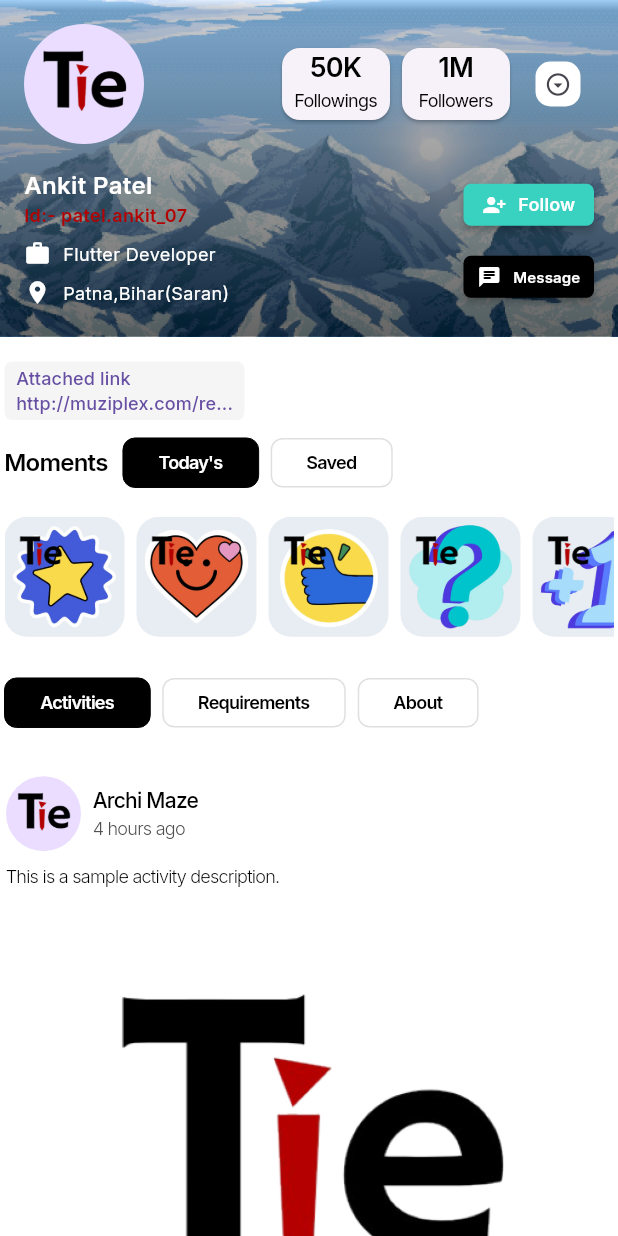
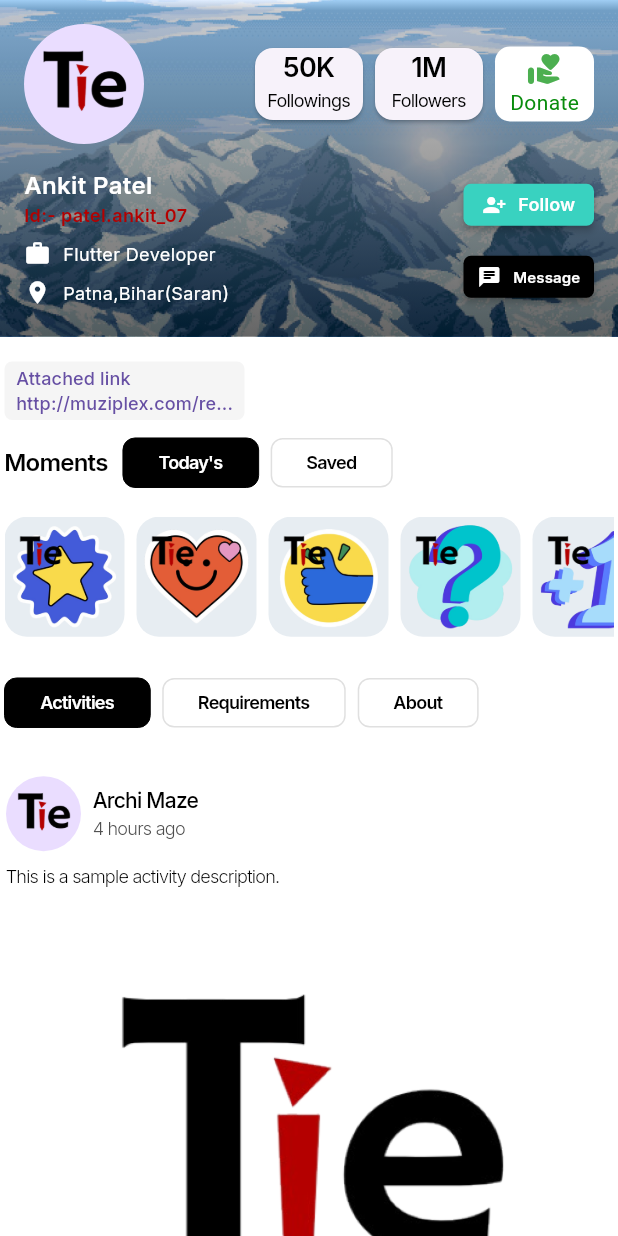
Before and after one commit to hawkaii/TrustLink, a Flutter app: the UserProfilePage screen opened directly with empty values, on a phone screen of 412 x 824 dp. Run offline on Flutter 3.47's test engine with Material 3 defaults, Android fonts, the light colour scheme and no system bars; our stand-ins replace cached_network_image, dio, flutter_screenutil, flutter_svg, fluttertoast, geocoding and 6 more; missing offline and left inert: flutter_floating_bottom_bar; accounts and stored records are empty; project files that could hold a hidden picture were left out.

Commit message:
add donation icon

```diff
--- a/lib/view/profile/user_profile/user_profile_page.dart
+++ b/lib/view/profile/user_profile/user_profile_page.dart
@@ -7,8 +7,10 @@ import 'package:tienext/res/extensions/media_query_extensions.dart';
 import 'package:tienext/res/extensions/widget_extensions.dart';
 import 'package:tienext/res/widgets/requirment_card.dart';
 import 'package:tienext/view/chat_screen/chat_list_page.dart';
+import 'package:tienext/view/profile/donation/dontation_page/don_binding.dart';
+import 'package:tienext/view/profile/donation/dontation_page/donation_page.dart';
 import 'package:tienext/view/profile/user_profile/widgets/moments_item.dart';
-import 'package:tienext/view/requirement/requirement_screen.dart';
+
 import '../../../models/home/user_model.dart';
 import '../../../res/assets/image_assets.dart';
 import '../../../res/constants/custom_dialog.dart';
@@ -16,7 +18,6 @@ import '../../../res/constants/string.dart';
 import '../../../res/helpers/dialog_helper.dart';
 import '../../home_page/widgets/icon_widgets.dart';
 import '../../requirement/requirement_owner_details.dart';
-import '../../sharing/sharing_screen.dart';
 import '../timiline_components.dart';
 
 class UserProfilePage extends StatefulWidget {
@@ -33,41 +34,41 @@ class _UserProfilePageState extends State<UserProfilePage> {
   @override
   void initState() {
     super.initState();
-    _postsFuture = fetchPosts();
+    // _postsFuture = fetchPosts();
   }
 
-  Future<List<Post>> fetchPosts() async {
-    return [
-      Post(
-        username: 'Christopher Nolan',
-        time: 'Just a moment ago',
-        postImg: CustomImageAsset.back,
-        profileImage: CustomImageAsset.thumb,
-        description: 'Dynamic post from backend!',
-      ),
-      Post(
-        username: 'Ankit Patel',
-        profileImage: CustomImageAsset.splashScreenImg,
-        time: '5 minutes ago',
-        description: 'Learning Flutter, it’s awesome.',
-        postImg: CustomImageAsset.splashScreenImg,
-      ),
-      Post(
-        username: 'Anurag Singh',
-        profileImage: CustomImageAsset.star,
-        time: '15 minutes ago',
-        description: 'Learning Flutter, it’s awesome.',
-        postImg: CustomImageAsset.dynamic,
-      ),
-      Post(
-        username: 'Archi',
-        profileImage: CustomImageAsset.splashScreenImg,
-        time: '5 minutes ago',
-        description: 'Learning Android, it’s awesome.',
-        postImg: CustomImageAsset.splashScreenImg,
-      ),
-    ];
-  }
+  // Future<List<Post>> fetchPosts() async {
+  //   return [
+  //     Post(
+  //       username: 'Christopher Nolan',
+  //       time: 'Just a moment ago',
+  //       postImg: CustomImageAsset.back,
+  //       profileImage: CustomImageAsset.thumb,
+  //       description: 'Dynamic post from backend!',
+  //     ),
+  //     Post(
+  //       username: 'Ankit Patel',
+  //       profileImage: CustomImageAsset.splashScreenImg,
+  //       time: '5 minutes ago',
+  //       description: 'Learning Flutter, it’s awesome.',
+  //       postImg: CustomImageAsset.splashScreenImg,
+  //     ),
+  //     Post(
+  //       username: 'Anurag Singh',
+  //       profileImage: CustomImageAsset.star,
+  //       time: '15 minutes ago',
+  //       description: 'Learning Flutter, it’s awesome.',
+  //       postImg: CustomImageAsset.dynamic,
+  //     ),
+  //     Post(
+  //       username: 'Archi',
+  //       profileImage: CustomImageAsset.splashScreenImg,
+  //       time: '5 minutes ago',
+  //       description: 'Learning Android, it’s awesome.',
+  //       postImg: CustomImageAsset.splashScreenImg,
+  //     ),
+  //   ];
+  // }
 
   @override
   Widget build(BuildContext context) {
@@ -191,21 +192,43 @@ class _UserProfilePageState extends State<UserProfilePage> {
                                     ),
                                   ),
                                   const SizedBox(width: 8),
-                                  IconButton(
-                                    style: IconButton.styleFrom(
-                                      minimumSize: const Size(30, 30),
-                                      shape: RoundedRectangleBorder(
-                                        borderRadius: BorderRadius.circular(10),
+                                  InkWell(
+                                    onDoubleTap: () {
+                                      Get.to(() => DonationPage(),
+                                          binding: DonationBinding());
+                                    },
+                                    child: Container(
+                                      decoration: const BoxDecoration(
+                                        borderRadius: BorderRadius.all(
+                                            Radius.circular(10)),
+                                        color: Colors.white,
                                       ),
-                                      backgroundColor: Colors.white,
-                                      padding: EdgeInsets.zero,
+                                      child: const Center(
+                                        child: Padding(
+                                          padding: EdgeInsets.only(
+                                              left: 10.0,
+                                              right: 10,
+                                              top: 3,
+                                              bottom: 3),
+                                          child: Column(
+                                            children: [
+                                              Icon(
+                                                Icons
+                                                    .volunteer_activism_rounded,
+                                                color: Colors.green,
+                                              ),
+                                              Text(
+                                                "Donate",
+                                                style: TextStyle(
+                                                    color: Color.fromARGB(
+                                                        255, 9, 140, 13)),
+                                              ),
+                                            ],
+                                          ),
+                                        ),
+                                      ),
                                     ),
-                                    icon: const Icon(
-                                      Icons.arrow_drop_down_circle_outlined,
-                                      size: 18,
-                                    ),
-                                    onPressed: () {},
-                                  ),
+                                  )
                                 ],
                               ),
                             ],
```
